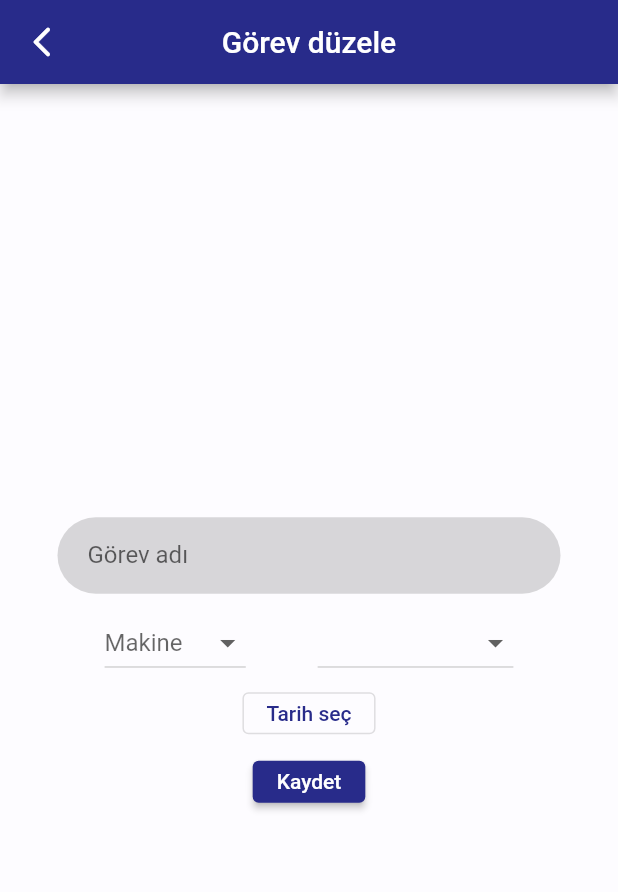
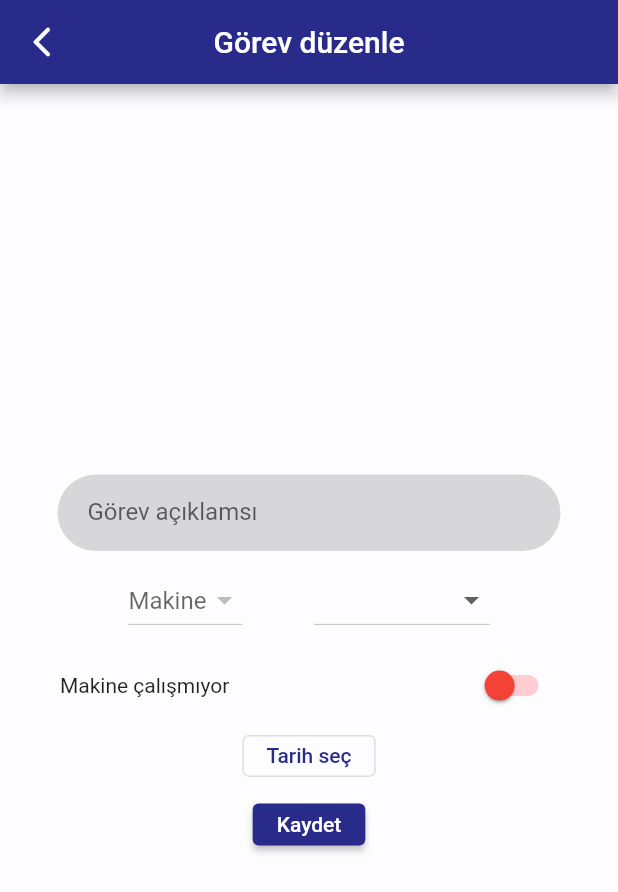
Before and after one commit to edibesad/enelsis, a Flutter app: the EditTaskView screen opened by its route, on a phone screen of 412 x 824 dp. Shown: the top 892 px of the screen. Run offline on Flutter 3.47's test engine with Material 2 defaults, Android fonts, the phone set to English and light mode, and no system bars; our stand-ins replace dio, flutter_screenutil, fluttertoast, get; missing offline and left inert: mobile_scanner, omni_datetime_picker; accounts and stored records are empty; network calls fail; Roboto replaces fonts that are missing (.AppleSystemUIFont); statements that could not run were skipped.

Commit message:
task processes completed

```diff
--- a/lib/ui/production/task_history/_subview/edit_task/view/edit_task_view.dart
+++ b/lib/ui/production/task_history/_subview/edit_task/view/edit_task_view.dart
@@ -4,8 +4,6 @@ import 'package:enelsis/ui/production/task_history/_subview/edit_task/view_model
 import 'package:flutter/material.dart';
 import 'package:flutter_screenutil/flutter_screenutil.dart';
 import 'package:get/get.dart';
-import 'package:omni_datetime_picker/omni_datetime_picker.dart';
-
 import '../../../../../../core/components/text_fields/custom_form_textfield.dart';
 import '../../../../../../product/model/user_model.dart';
 
@@ -22,7 +20,10 @@ class EditTaskView extends StatelessWidget {
       },
       onPageBuild: (context, viewModel) => Scaffold(
         appBar: buildAppBar(),
-        body: buildBody(viewModel, context),
+        body: Padding(
+          padding: EdgeInsets.symmetric(horizontal: 25.w),
+          child: buildBody(viewModel, context),
+        ),
       ),
     );
   }
@@ -40,28 +41,39 @@ class EditTaskView extends StatelessWidget {
           SizedBox(
             height: 10.h,
           ),
-          buildDateTimeButton(context),
+          buildSwitchTile(viewModel),
+          SizedBox(
+            height: 10.h,
+          ),
+          buildDateTimeButton(context, viewModel),
           SizedBox(
             height: 20.h,
           ),
-          buildSaveButton()
+          buildSaveButton(viewModel)
         ],
       ),
     );
   }
 
-  ElevatedButton buildSaveButton() =>
-      ElevatedButton(onPressed: () {}, child: const Text("Kaydet"));
+  buildSwitchTile(EditTaskViewModel viewModel) => Obx(() {
+        return SwitchListTile(
+            inactiveThumbColor: Colors.red,
+            inactiveTrackColor: Colors.red.shade100,
+            activeColor: Colors.green,
+            secondary: Text(viewModel.switchValue.value ?? false
+                ? "Makine çalışıyor"
+                : "Makine çalışmıyor"),
+            value: viewModel.switchValue.value ?? false,
+            onChanged: viewModel.switchOnChanged);
+      });
 
-  OutlinedButton buildDateTimeButton(BuildContext context) {
+  ElevatedButton buildSaveButton(EditTaskViewModel viewModel) => ElevatedButton(
+      onPressed: viewModel.saveButtonOnPressed, child: const Text("Kaydet"));
+
+  OutlinedButton buildDateTimeButton(
+      BuildContext context, EditTaskViewModel viewModel) {
     return OutlinedButton(
-        onPressed: () {
-          showOmniDateTimePicker(
-            context: context,
-            is24HourMode: true,
-            isForce2Digits: true,
-          );
-        },
+        onPressed: viewModel.onDateTimeButtonPressed,
         child: const Text("Tarih seç"));
   }
 
@@ -90,9 +102,7 @@ class EditTaskView extends StatelessWidget {
                   child: Text("${element.name!} ${element.surname!}"),
                 )
             ],
-            onChanged: (value) {
-              viewModel.userId.value = value!;
-            },
+            onChanged: viewModel.userOnChanged,
           ));
   }
 
@@ -106,22 +116,25 @@ class EditTaskView extends StatelessWidget {
                 .map<DropdownMenuItem<int>>((element) => DropdownMenuItem(
                     value: element.id, child: Text(element.name!)))
                 .toList(),
-            onChanged: (value) {
-              viewModel.machineId.value = value!;
-            },
+            onChanged: viewModel.onMachineChanged,
           ));
   }
 
-  CustomFormTextField buildTaskNameTextField(EditTaskViewModel viewModel) {
-    return CustomFormTextField(
+  buildTaskNameTextField(EditTaskViewModel viewModel) {
+    return Form(
+      key: viewModel.textFieldKey,
+      child: CustomFormTextField(
         controller: viewModel.taksNameTextEditingController,
-        labelText: "Görev adı",
-        validator: (value) => null);
+        labelText: "Görev açıklamsı",
+        validator: viewModel.validator,
+        onChanged: viewModel.onDescChanged,
+      ),
+    );
   }
 
   AppBar buildAppBar() {
     return AppBar(
-      title: const Text("Görev düzele"),
+      title: const Text("Görev düzenle"),
     );
   }
 }
--- a/lib/ui/production/task_history/_subview/edit_task/view_model/edit_task_view_model.dart
+++ b/lib/ui/production/task_history/_subview/edit_task/view_model/edit_task_view_model.dart
@@ -1,12 +1,12 @@
-import 'dart:convert';
-
+import 'dart:developer';
+import 'package:enelsis/core/base/model/base_response_model.dart';
 import 'package:enelsis/core/base/model/base_view_model.dart';
 import 'package:enelsis/product/model/user_model.dart';
-import 'package:enelsis/services/sim_service.dart';
 import 'package:enelsis/ui/production/_model/machine_task_model.dart';
 import 'package:enelsis/product/model/machine_model.dart';
 import 'package:flutter/material.dart';
 import 'package:get/get.dart';
+import 'package:omni_datetime_picker/omni_datetime_picker.dart';
 
 class EditTaskViewModel extends BaseViewModel {
   RxList<UserModel> users = RxList.empty();
@@ -21,12 +21,17 @@ class EditTaskViewModel extends BaseViewModel {
 
   TextEditingController taksNameTextEditingController = TextEditingController();
 
+  var switchValue = RxnBool();
+
+  final textFieldKey = GlobalKey<FormState>();
+
   @override
   void init() {
     task = Get.arguments;
     machineId.value = task!.machine!.id;
     userId.value = task!.createdBy!.id;
     taksNameTextEditingController.text = task!.description!;
+    switchValue.value = task!.status;
     getMachines();
     getUsers();
   }
@@ -36,15 +41,80 @@ class EditTaskViewModel extends BaseViewModel {
 
   getMachines() async {
     isMachinesLoading.value = true;
-    final json = jsonDecode(await SimService().fetchMachines()) as List;
-    machines.value = json.map((e) => MachineModel.fromJson(e)).toList();
+    final response =
+        await networkManagerInstance.dioGet("/machines", MachineModel());
+    machines.value = response.dataList!;
     isMachinesLoading.value = false;
   }
 
   getUsers() async {
     isUsersLoading.value = true;
-    final json = jsonDecode(await SimService().fetchUsers()) as List;
-    users.value = json.map((e) => UserModel.fromJson(e)).toList();
+    users.value = [
+      UserModel(
+          name: "admin",
+          surname: "admin",
+          id: 1,
+          password: "admin",
+          username: "admin",
+          isAdmin: false),
+      UserModel(
+          name: "111",
+          surname: "111",
+          id: 3,
+          password: "111",
+          username: "111",
+          isAdmin: false)
+    ];
+
     isUsersLoading.value = false;
   }
+
+  Future<void> saveButtonOnPressed() async {
+    if (!textFieldKey.currentState!.validate()) {
+      return;
+    }
+    BaseResponseModel responseModel = await networkManagerInstance.dioPost(
+        "/machine_tasks/update/${task!.id}", task!.toJson());
+    // ignore: use_build_context_synchronously
+    ScaffoldMessenger.of(viewModelContext)
+        .showSnackBar(SnackBar(content: Text(responseModel.message!)));
+    if (responseModel.result!) {
+      Get.back();
+    }
+  }
+
+  void onMachineChanged(int? value) {
+    machineId.value = value;
+    task!.machine = machines.firstWhere((element) => element.id == value);
+  }
+
+  void onDescChanged(String value) {
+    task!.description = value;
+  }
+
+  onDateTimeButtonPressed() async {
+    task!.createdAt = await showOmniDateTimePicker(
+      context: viewModelContext,
+      is24HourMode: true,
+      isForce2Digits: true,
+    );
+  }
+
+  void switchOnChanged(bool value) {
+    switchValue.value = value;
+    task!.status = value;
+  }
+
+  void userOnChanged(int? value) {
+    userId.value = value!;
+    task!.createdBy = users.firstWhere((element) => element.id == value);
+    log(task!.createdBy!.id!.toString());
+  }
+
+  String? validator(value) {
+    if (value == null || value.isEmpty) {
+      return 'Lütfen göre açıllaması giriniz';
+    }
+    return null;
+  }
 }
```
Also changed, not shown: lib/core/init/network/network_manager.dart (+13 -7 lines), lib/main.dart (+5 -3 lines), lib/product/model/user_model.dart (+1 -8 lines), lib/product/widget/task_history_data_table.dart (+13 -3 lines), lib/ui/production/_model/machine_task_model.dart (+4 -10 lines), lib/ui/production/task_history/view_model/task_history_view_model.dart (+3 -6 lines).
